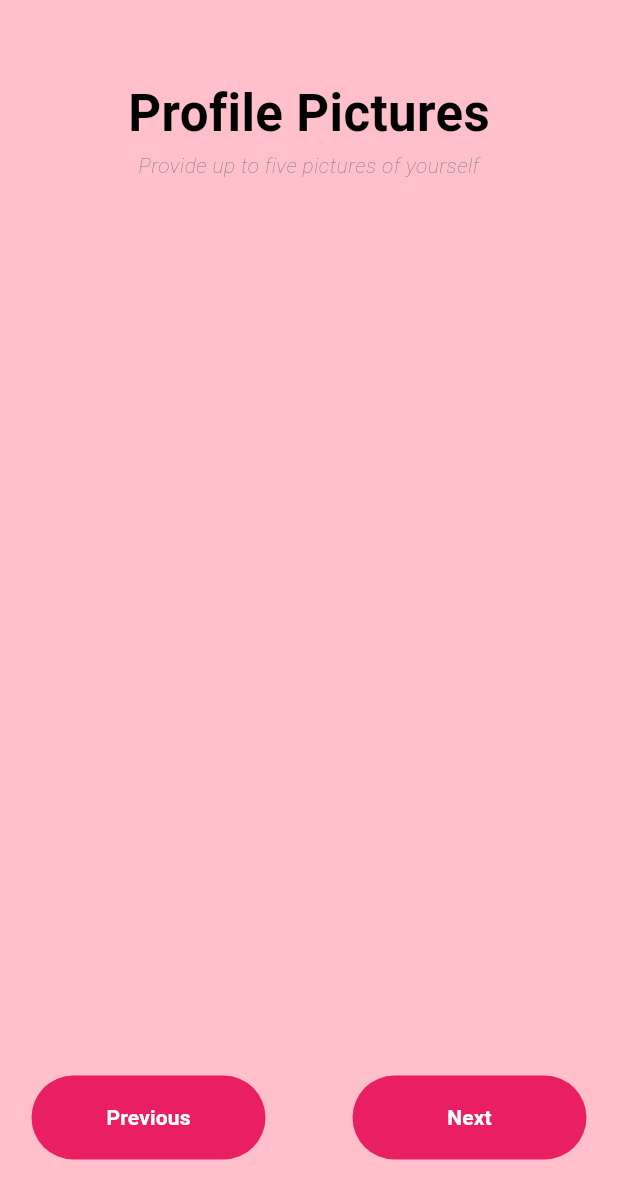
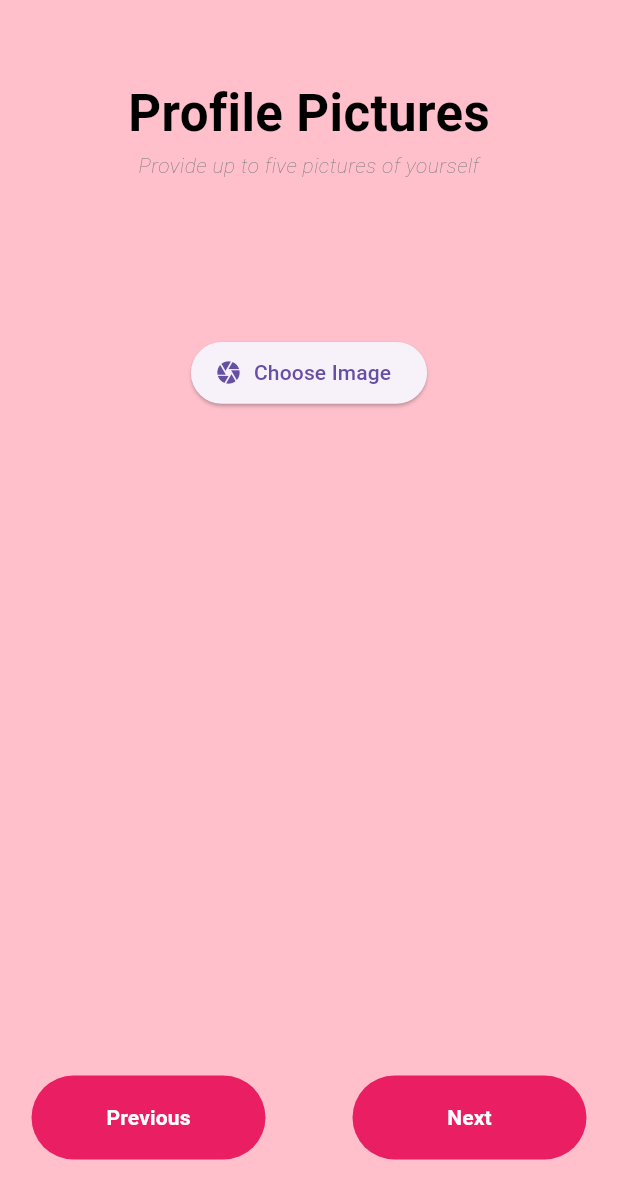
Before and after one commit to morischumacher/custom-love, a Flutter app: the ProfileDetailsPicture screen opened directly with empty values, on a phone screen of 412 x 824 dp. Shown: the top 1199 px of the screen. Run offline on Flutter 3.47's test engine with Material 3 defaults, Android fonts, the phone set to English and light mode, and no system bars; our stand-ins replace file_picker, flutter_secure_storage, geolocator, google_fonts, image_picker, logger and 1 more; accounts and stored records are empty.

Commit message:
[47-creation-of-profile] Possibility to upload an image

```diff
--- a/frontend/lib/src/app/presentation/profile_details/pages/profile_details_picture.dart
+++ b/frontend/lib/src/app/presentation/profile_details/pages/profile_details_picture.dart
@@ -1,8 +1,12 @@
+import 'dart:typed_data';
+
+import 'package:file_picker/file_picker.dart';
 import 'package:flutter/material.dart';
 import 'package:frontend/src/app/presentation/profile_details/pages/profile_details.dart';
 import 'package:frontend/src/app/presentation/profile_details/pages/profile_details_interests.dart';
 import 'package:frontend/src/app/presentation/profile_details/pages/profile_details_location.dart';
 import 'package:frontend/src/app/presentation/profile_details/pages/widgets/page_title.dart';
+import 'package:image_picker/image_picker.dart';
 
 import '../../../../config/theme.dart';
 
@@ -40,6 +44,24 @@ class _ProfileDetailsPictureState extends State<ProfileDetailsPicture> {
   final String? preference;
   final String? dob;
 
+  String defaultImageUrl = 'https://external-content.duckduckgo.com/iu/?u=http%3A%2F%2Fblogs.timesofindia.indiatimes.com%2Fwp-content%2Fuploads%2F2016%2F11%2FNarendra-Modi-10-1.jpg&f=1&nofb=1&ipt=2934f6195ba86ab161d54c942491f87a1c68cc89b426d0601667d9052cf98010&ipo=images';
+  String? selectFile = '';
+  XFile? file;
+  Uint8List? selectedImageInBytes;
+
+  _selectFile(bool imageFrom) async {
+    FilePickerResult? fileResult = await FilePicker.platform.pickFiles();
+
+    if (fileResult != null) {
+      setState(() {
+        selectFile = fileResult.files.first.name;
+        selectedImageInBytes = fileResult.files.first.bytes;
+      });
+
+    }
+    print(selectFile);
+  }
+
   @override
   Widget build(BuildContext context) {
     return Scaffold(
@@ -55,7 +77,29 @@ class _ProfileDetailsPictureState extends State<ProfileDetailsPicture> {
                   const PageTitle(
                       title: "Profile Pictures",
                       description: "Provide up to five pictures of yourself",
-                      bottomPadding: 150.0,
+                      bottomPadding: 70.0,
+                  ),
+                  const SizedBox(height: 19.0),
+                  if (!selectFile!.isEmpty)
+                    Container(
+                      height: 150,
+                      decoration: BoxDecoration(
+                        borderRadius: BorderRadius.circular(15)
+                      ),
+                      child: Image.memory(selectedImageInBytes!),
+                    ),
+                  const SizedBox(height: 19.0),
+                  SizedBox(
+                    height: MediaQuery.of(context).size.height * 0.05,
+                    child: ElevatedButton.icon(
+                        onPressed: () {
+                          _selectFile(true);
+                        },
+                        icon: const Icon(Icons.camera),
+                        label: const Text(
+                          'Choose Image',
+                          style: TextStyle(),
+                        ))
                   ),
                   const Spacer(),
                   Center(
```
